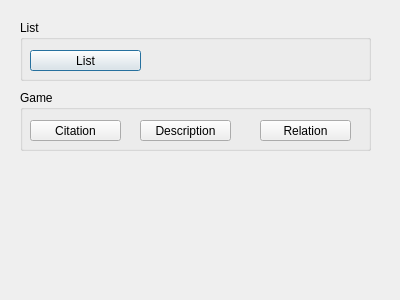
Qt form gui/consolegui.ui (HelgiThomas/Verklegt31) before a commit.
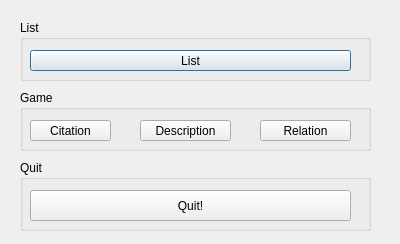
The same form after that commit. Icons and pictures are not drawn.

What changed in the file:
```diff
--- a/gui/consolegui.ui
+++ b/gui/consolegui.ui
@@ -7,7 +7,7 @@
     <x>0</x>
     <y>0</y>
     <width>400</width>
-    <height>300</height>
+    <height>244</height>
    </rect>
   </property>
   <property name="windowTitle">
@@ -33,7 +33,7 @@
      <rect>
       <x>10</x>
       <y>30</y>
-      <width>111</width>
+      <width>321</width>
       <height>21</height>
      </rect>
     </property>
@@ -63,7 +63,7 @@
      <rect>
       <x>10</x>
       <y>30</y>
-      <width>91</width>
+      <width>81</width>
       <height>21</height>
      </rect>
     </property>
@@ -98,6 +98,35 @@
     </property>
    </widget>
   </widget>
+  <widget class="QGroupBox" name="groupBox_6">
+   <property name="enabled">
+    <bool>true</bool>
+   </property>
+   <property name="geometry">
+    <rect>
+     <x>20</x>
+     <y>160</y>
+     <width>351</width>
+     <height>71</height>
+    </rect>
+   </property>
+   <property name="title">
+    <string>Quit</string>
+   </property>
+   <widget class="QPushButton" name="button_list_5">
+    <property name="geometry">
+     <rect>
+      <x>10</x>
+      <y>30</y>
+      <width>321</width>
+      <height>31</height>
+     </rect>
+    </property>
+    <property name="text">
+     <string>Quit!</string>
+    </property>
+   </widget>
+  </widget>
  </widget>
  <resources>
   <include location="list/resource.qrc"/>
```
